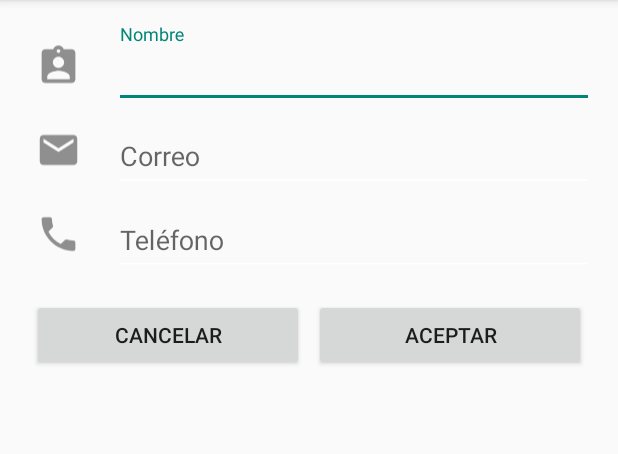
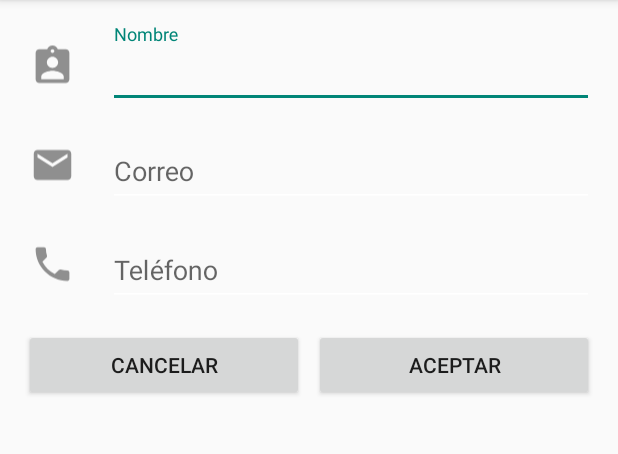
Before and after one commit to RafaelLibrero/PMDM, an Android app: the screen it shows after launch (MainActivity), on a phone screen of 412 x 824 dp, the part 84-538 px from its top. Run offline under Robolectric (Android 15) with nearby library versions, the phone set to English and light mode, and no system bars.

Commit message:
Retoques formulario

```diff
--- a/app/src/main/res/layout/activity_main.xml
+++ b/app/src/main/res/layout/activity_main.xml
@@ -20,13 +20,14 @@
             android:layout_width="0dp"
             android:layout_height="match_parent"
             android:layout_weight="14"
-            android:layout_marginStart="8sp"
+            android:layout_marginStart="4sp"
             android:orientation="vertical">
 
             <ImageView
                 android:layout_width="wrap_content"
                 android:layout_height="56sp"
                 android:layout_gravity="center_vertical"
+                android:layout_marginBottom="10sp"
                 android:src="@drawable/ic_baseline_assignment_ind_30"
                 android:contentDescription="@string/form_username"/>
 
@@ -34,6 +35,7 @@
                 android:layout_width="wrap_content"
                 android:layout_height="56sp"
                 android:layout_gravity="center_vertical"
+                android:layout_marginBottom="10sp"
                 android:src="@drawable/ic_baseline_mail_30"
                 android:contentDescription="@string/form_email"/>
 
@@ -62,6 +64,7 @@
                     android:layout_width="match_parent"
                     android:layout_height="wrap_content"
                     android:backgroundTint="@color/white"
+                    android:layout_marginBottom="10sp"
                     android:hint="@string/form_username"
                     android:inputType="textPersonName" />
 
@@ -77,6 +80,7 @@
                     android:layout_width="match_parent"
                     android:layout_height="wrap_content"
                     android:backgroundTint="@color/white"
+                    android:layout_marginBottom="10sp"
                     android:hint="@string/form_email"
                     android:inputType="textEmailAddress" />
 
@@ -103,9 +107,7 @@
 
     <LinearLayout
         android:layout_width="match_parent"
-        android:layout_height="wrap_content"
-        android:paddingStart="5sp"
-        android:paddingEnd="5sp">
+        android:layout_height="wrap_content">
 
         <Button
             android:id="@+id/btCancel"
```
